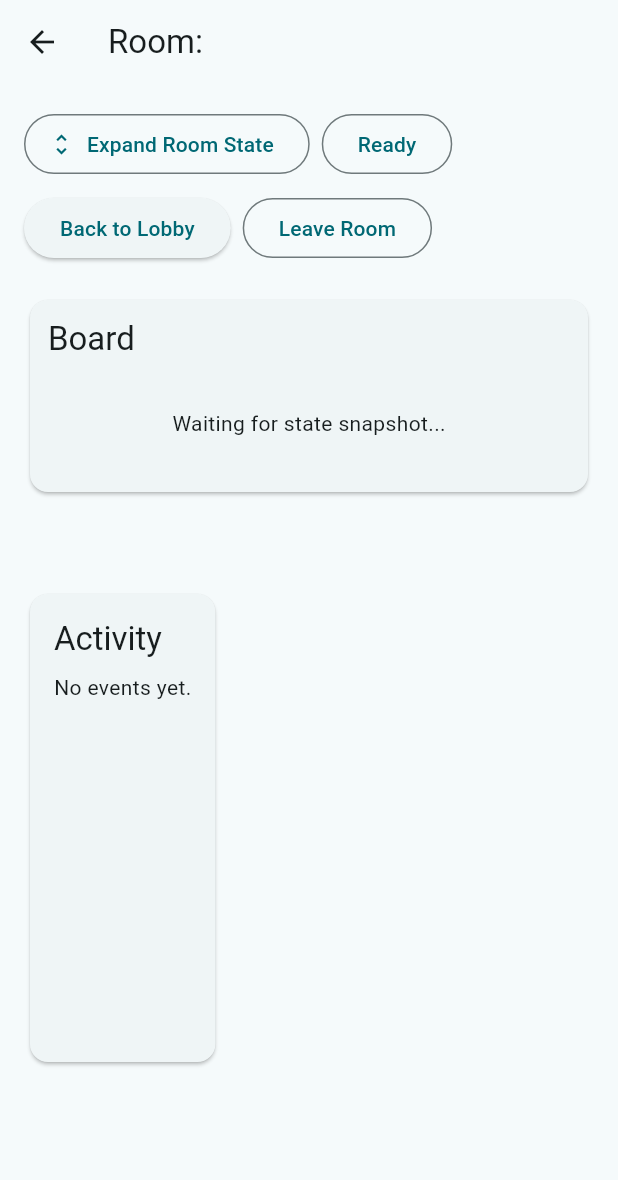
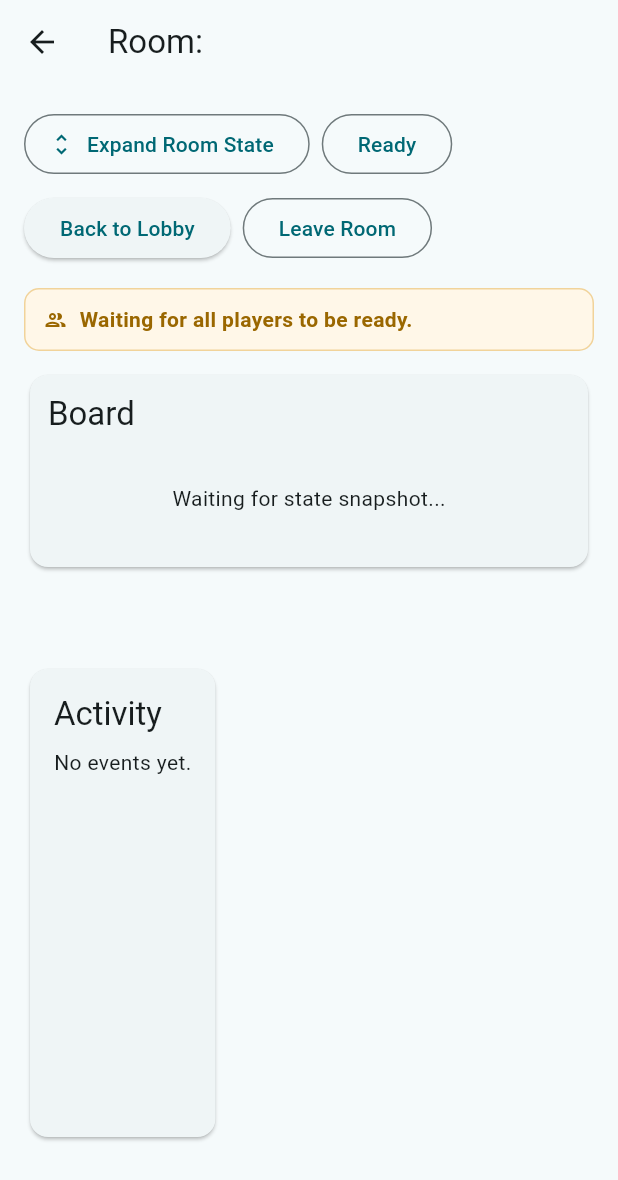
Before and after one commit to EluvK/boardgame, a Flutter app: the AcquireRoomPage screen opened directly with empty values, after a tap on "Collapse Room State", on a phone screen of 412 x 824 dp. Shown: the top 1180 px of the screen. Run offline on Flutter 3.47's test engine with Material 3 defaults, Android fonts, the phone set to English and light mode, and no system bars; our stand-ins replace get_storage, socket_io_client; accounts and stored records are empty.

Commit message:
ux 53.1%

```diff
--- a/lib/src/games/acquire/presentation/acquire_room_page.dart
+++ b/lib/src/games/acquire/presentation/acquire_room_page.dart
@@ -328,6 +328,8 @@ class _AcquireRoomPageState extends State<AcquireRoomPage> {
                 const SizedBox(height: 8),
                 if (!(_roomStateCollapsed ?? false))
                   _buildRoomStateCard(theme, envelope, state, isMyTurn, canActNow, myPendingMergeCompanies),
+                const SizedBox(height: 8),
+                _buildTurnHintBar(theme, state, isMyTurn, canActNow, myPendingMergeCompanies),
                 const SizedBox(height: 12),
                 _buildWorkspace(theme, state, isMyTurn, canActNow, myPendingMergeCompanies),
               ],
@@ -367,6 +369,103 @@ class _AcquireRoomPageState extends State<AcquireRoomPage> {
           child: Text(_leaving ? 'Leaving...' : 'Leave Room'),
         ),
       ],
+    );
+  }
+
+  Widget _buildTurnHintBar(
+    ThemeData theme,
+    AcquireStateSnapshot? state,
+    bool isMyTurn,
+    bool canActNow,
+    List<String> myPendingMergeCompanies,
+  ) {
+    String message;
+    Color bg;
+    Color border;
+    Color fg;
+    IconData icon;
+
+    if (_busy) {
+      message = 'Submitting action...';
+      bg = const Color(0xFFEFF4FF);
+      border = const Color(0xFFBFD2FF);
+      fg = const Color(0xFF1D4ED8);
+      icon = Icons.hourglass_top_rounded;
+    } else if (!_roomStarted) {
+      message = 'Waiting for all players to be ready.';
+      bg = const Color(0xFFFFF7E8);
+      border = const Color(0xFFF1D39A);
+      fg = const Color(0xFF9A6700);
+      icon = Icons.group_outlined;
+    } else if (state == null) {
+      message = 'Waiting for latest game state...';
+      bg = const Color(0xFFF8FAFC);
+      border = const Color(0xFFD0D7E5);
+      fg = const Color(0xFF475467);
+      icon = Icons.sync;
+    } else if (state.phase == 'merge_stock_decision' && myPendingMergeCompanies.isNotEmpty) {
+      message = 'Your turn to decide merge stocks: ${myPendingMergeCompanies.join(', ')}.';
+      bg = const Color(0xFFE7F9F8);
+      border = const Color(0xFF9EDFD9);
+      fg = const Color(0xFF0B7A75);
+      icon = Icons.priority_high_rounded;
+    } else if (canActNow && isMyTurn) {
+      message = switch (state.phase) {
+        'place' => 'Your turn: place a tile from your hand.',
+        'buy' => 'Your turn: buy up to 3 shares.',
+        'choose_company' => 'Your turn: choose a company to found.',
+        'resolve_merge' => 'Your turn: choose the surviving company.',
+        _ => 'Your turn: proceed with the current action.',
+      };
+      bg = const Color(0xFFE7F9F8);
+      border = const Color(0xFF9EDFD9);
+      fg = const Color(0xFF0B7A75);
+      icon = Icons.play_circle_outline;
+    } else {
+      if (state.phase == 'merge_stock_decision') {
+        final pendingUsers = (state.mergeSettlement?.pending.entries
+                    .where((entry) => entry.value.isNotEmpty)
+                    .map((entry) => entry.key)
+                    .toList() ??
+                <String>[])
+              ..sort();
+        final target = pendingUsers.isEmpty ? 'pending players' : pendingUsers.join(', ');
+        message = 'Waiting for $target to decide merge stocks.';
+      } else {
+        message = switch (state.phase) {
+          'place' => 'Waiting for ${state.currentPlayer} to place a tile.',
+          'buy' => 'Waiting for ${state.currentPlayer} to complete buy step.',
+          'choose_company' => 'Waiting for ${state.currentPlayer} to choose a company.',
+          'resolve_merge' => 'Waiting for ${state.currentPlayer} to resolve merge.',
+          _ => 'Waiting for ${state.currentPlayer} to act.',
+        };
+      }
+      bg = const Color(0xFFF8FAFC);
+      border = const Color(0xFFD0D7E5);
+      fg = const Color(0xFF475467);
+      icon = Icons.schedule;
+    }
+
+    return Container(
+      width: double.infinity,
+      padding: const EdgeInsets.symmetric(horizontal: 12, vertical: 10),
+      decoration: BoxDecoration(
+        color: bg,
+        borderRadius: BorderRadius.circular(10),
+        border: Border.all(color: border),
+      ),
+      child: Row(
+        children: [
+          Icon(icon, size: 16, color: fg),
+          const SizedBox(width: 8),
+          Expanded(
+            child: Text(
+              message,
+              style: theme.textTheme.bodyMedium?.copyWith(color: fg, fontWeight: FontWeight.w700),
+            ),
+          ),
+        ],
+      ),
     );
   }
 
@@ -921,30 +1020,10 @@ class _AcquireRoomPageState extends State<AcquireRoomPage> {
             Text('Actions', style: theme.textTheme.titleLarge),
             const SizedBox(height: 8),
             if (myPhase == 'buy' && isMyTurn) _buildBuyPanel(theme, state, canOperate),
-            if (myPhase == 'buy' && !isMyTurn)
-              Text(
-                'Waiting for ${state.currentPlayer} to complete buy step.',
-                style: theme.textTheme.bodyMedium?.copyWith(color: const Color(0xFF475467)),
-              ),
             if (myPhase == 'choose_company' && isMyTurn) _buildChooseCompanyPanel(theme, state, canOperate),
-            if (myPhase == 'choose_company' && !isMyTurn)
-              Text(
-                'Waiting for ${state.currentPlayer} to choose company.',
-                style: theme.textTheme.bodyMedium?.copyWith(color: const Color(0xFF475467)),
-              ),
             if (myPhase == 'resolve_merge' && isMyTurn) _buildResolveMergePanel(theme, state, canOperate),
-            if (myPhase == 'resolve_merge' && !isMyTurn)
-              Text(
-                'Waiting for ${state.currentPlayer} to resolve merge.',
-                style: theme.textTheme.bodyMedium?.copyWith(color: const Color(0xFF475467)),
-              ),
             if (myPhase == 'merge_stock_decision' && myPendingMergeCompanies.isNotEmpty)
               _buildMergeStockDecisionPanel(theme, state, canOperate, myPendingMergeCompanies),
-            if (myPhase == 'merge_stock_decision' && myPendingMergeCompanies.isEmpty)
-              Text(
-                'Waiting for pending players to complete merge stock decisions.',
-                style: theme.textTheme.bodyMedium?.copyWith(color: const Color(0xFF475467)),
-              ),
             const SizedBox(height: 12),
             const Divider(height: 1, thickness: 2),
             const SizedBox(height: 10),
```
